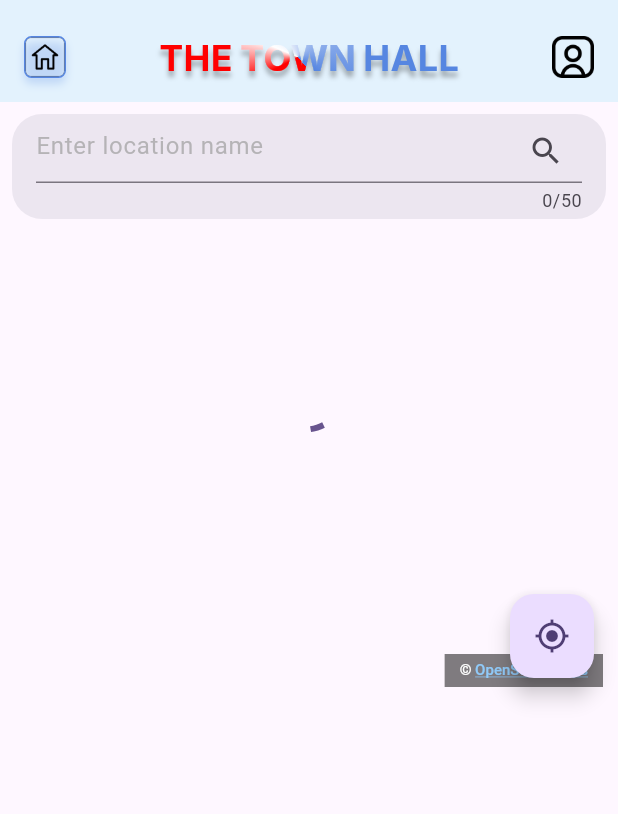
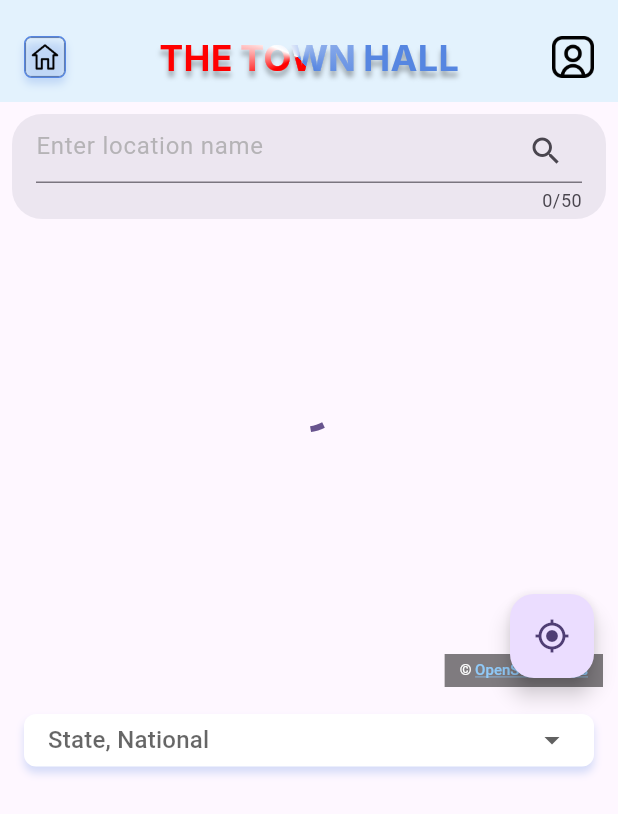
Before and after one commit to XtraIce/the_town_hall, a Flutter app: the screen it shows after launch, on a phone screen of 412 x 824 dp. Shown: the top 814 px of the screen. Run offline on Flutter 3.47's test engine with Material 3 defaults, Android fonts, the phone set to English and light mode, and no system bars; our stand-ins replace flutter_map, geocoding, geolocator, latlong2; Roboto replaces fonts that are missing (Inter).

Commit message:
Added filterbar for representatives

```diff
--- a/lib/pages/home.dart
+++ b/lib/pages/home.dart
@@ -5,10 +5,18 @@ import 'package:provider/provider.dart';
 import 'package:the_town_hall/widgets/gpsmap.dart';
 import 'package:the_town_hall/widgets/location_provider.dart';
 import 'package:the_town_hall/widgets/locationsearch.dart';
+import 'package:the_town_hall/widgets/filter_bar.dart';
 
 class HomePage extends StatefulWidget {
   const HomePage({super.key});
 
+  Map<String, bool> get _repFilters => {
+        'Local': false,
+        'City': false,
+        'County': false,
+        'State': true,
+        'National': true,
+      };
   @override
   State<HomePage> createState() => _HomePageState();
 }
@@ -20,7 +28,49 @@ class _HomePageState extends State<HomePage> {
       body: ListView(
         children: [
           titleBar(),
-          ChangeNotifierProvider(create: (context) => LocationNotifier(),
+          mapAndSearch(),
+          representativeFilterBar()
+        ],
+      ),
+    );
+  }
+
+  Container representativeFilterBar() {
+    return Container(
+          width: 402,
+          height: 377,
+          padding: const EdgeInsets.symmetric(horizontal: 16, vertical: 8),
+          child: Column(
+            mainAxisSize: MainAxisSize.min,
+            mainAxisAlignment: MainAxisAlignment.start,
+            crossAxisAlignment: CrossAxisAlignment.center,
+            spacing: 5,
+            children: [
+              Container(
+                width: double.infinity,
+                height: 35,
+                padding: EdgeInsets.symmetric(horizontal: 16),
+                decoration: BoxDecoration(color: Colors.white,
+                  borderRadius: BorderRadius.circular(8),
+                  boxShadow: [
+                    BoxShadow(
+                      color: Color(0x3F5686E1),
+                      blurRadius: 4,
+                      offset: Offset(0, 4),
+                      spreadRadius: 0,
+                    ),
+                  ],
+                ),
+                child: FilterBar(filters: widget._repFilters)
+              ),
+            ],
+          ),
+        );
+  }
+
+  ChangeNotifierProvider<LocationNotifier> mapAndSearch() {
+    return ChangeNotifierProvider(
+          create: (context) => LocationNotifier(),
           child: Column(
             children: [
               Stack(
@@ -37,9 +87,6 @@ class _HomePageState extends State<HomePage> {
               ),
             ],
           ),
-          ),
-        ],
-      ),
         );
   }
 
@@ -52,11 +99,7 @@ class _HomePageState extends State<HomePage> {
         mainAxisSize: MainAxisSize.min,
         mainAxisAlignment: MainAxisAlignment.spaceBetween,
         crossAxisAlignment: CrossAxisAlignment.center,
-            children: [
-              menuButton(),
-              Flexible(child: townHallName()),
-              userIcon(),
-            ],
+        children: [menuButton(), Flexible(child: townHallName()), userIcon()],
       ),
     );
   }
@@ -93,10 +136,7 @@ class _HomePageState extends State<HomePage> {
                         child: Row(
                           mainAxisAlignment: MainAxisAlignment.start,
                           spacing: 8,
-                                    children: [
-                                      gpsIcon(),
-                                      gpsTextBox(),
-                                    ],
+                          children: [gpsIcon(), gpsTextBox()],
                         ),
                       ),
                     ),
@@ -131,9 +171,7 @@ class _HomePageState extends State<HomePage> {
               mainAxisSize: MainAxisSize.min,
               mainAxisAlignment: MainAxisAlignment.center,
               crossAxisAlignment: CrossAxisAlignment.center,
-                  children: [
-                    searchIcon(),
-                  ],
+              children: [searchIcon()],
             ),
           ),
         ],
@@ -152,11 +190,7 @@ class _HomePageState extends State<HomePage> {
           SizedBox(
             width: 24,
             height: 24,
-                          child: Stack(
-                            children: [
-                              Icon(Icons.search),
-                            ],
-                          ),
+            child: Stack(children: [Icon(Icons.search)]),
           ),
         ],
       ),
@@ -243,8 +277,13 @@ class _HomePageState extends State<HomePage> {
             ),
           ),
           ShaderMask(
-            shaderCallback: (bounds) => SweepGradient(
-              colors: [Color(0xFFFF0000), Color(0xFFFFFFFF), Color(0xFF5686E1)],
+            shaderCallback:
+                (bounds) => SweepGradient(
+                  colors: [
+                    Color(0xFFFF0000),
+                    Color(0xFFFFFFFF),
+                    Color(0xFF5686E1),
+                  ],
                   stops: [0.28, 0.42, 0.96],
                   transform: GradientRotation(0.90),
                 ).createShader(bounds),
@@ -305,10 +344,7 @@ class _HomePageState extends State<HomePage> {
           fit: BoxFit.contain,
         ),
         shape: RoundedRectangleBorder(
-          side: BorderSide(
-            width: 1,
-            color: const Color(0xFF5686E1),
-          ),
+          side: BorderSide(width: 1, color: const Color(0xFF5686E1)),
           borderRadius: BorderRadius.circular(5),
         ),
         shadows: [
--- /dev/null
+++ b/lib/widgets/filter_bar.dart
@@ -0,0 +1,69 @@
+import 'package:flutter/material.dart';
+
+class FilterBar extends StatefulWidget {
+  final Map<String, bool> filters;
+  const FilterBar({super.key, required this.filters});
+
+  @override
+  State<FilterBar> createState() => _FilterBarState();
+}
+
+class _FilterBarState extends State<FilterBar> {
+  late Map<String, bool> filters;
+
+  @override
+  void initState() {
+    super.initState();
+    filters = Map<String, bool>.from(widget.filters);
+  }
+
+  String getSelectedFiltersText() {
+    final selectedFilters = filters.entries
+        .where((entry) => entry.value)
+        .map((entry) => entry.key)
+        .toList();
+    return selectedFilters.isEmpty ? "Select filters" : selectedFilters.join(', ');
+  }
+
+  @override
+  Widget build(BuildContext context) {
+    return DropdownButtonHideUnderline(
+      child: DropdownButton<String>(
+        isExpanded: true,
+        value: null,
+        hint: Text(getSelectedFiltersText()),
+        items: filters.keys.map((filter) {
+          return DropdownMenuItem<String>(
+            value: filter,
+            child: StatefulBuilder(
+              builder: (context, setState) {
+                return Row(
+                  mainAxisAlignment: MainAxisAlignment.spaceBetween,
+                  children: [
+                    Text(
+                      filter,
+                      style: const TextStyle(
+                        fontSize: 12,
+                        fontWeight: FontWeight.w400,
+                      ),
+                    ),
+                    Checkbox(
+                      value: filters[filter],
+                      onChanged: (bool? value) {
+                        setState(() {
+                          filters[filter] = value ?? false;
+                        });
+                        this.setState(() {}); // Update parent state
+                      },
+                    ),
+                  ],
+                );
+              },
+            ),
+          );
+        }).toList(),
+        onChanged: (_) {},
+      ),
+    );
+  }
+}
--- a/lib/widgets/gpsmap.dart
+++ b/lib/widgets/gpsmap.dart
@@ -34,14 +34,20 @@ class _GpsMapState extends State<GpsMap> {
     setState(() {
       _currentLocation = _gpsLocation;
       _isGps = true;
-        print('Gps location: ${_gpsLocation!.latitude}, ${_gpsLocation!.longitude}');
+      print(
+        'Gps location: ${_gpsLocation!.latitude}, ${_gpsLocation!.longitude}',
+      );
     });
 
-      if(_currentLocation != null) {
-
+    if (_currentLocation != null) {
       WidgetsBinding.instance.addPostFrameCallback((_) {
-          _mapController.move(_currentLocation!, 13.0); // Move the map to the current location
-          print('Current location: ${_currentLocation!.latitude}, ${_currentLocation!.longitude}');
+        _mapController.move(
+          _currentLocation!,
+          13.0,
+        ); // Move the map to the current location
+        print(
+          'Current location: ${_currentLocation!.latitude}, ${_currentLocation!.longitude}',
+        );
       });
     } else {
       print('Failed to get current location');
@@ -54,18 +60,18 @@ class _GpsMapState extends State<GpsMap> {
 
     return Consumer<LocationNotifier>(
       builder: (context, locationNotifier, child) {
-      if (!_isGps)
-      {
+        if (!_isGps) {
           final searchedLocation = locationNotifier.searchedLocation;
           if (searchedLocation != null) {
             _currentLocation = searchedLocation;
-        print("updated current location with searched location: ${searchedLocation.latitude}, ${searchedLocation.longitude}");
+            print(
+              "updated current location with searched location: ${searchedLocation.latitude}, ${searchedLocation.longitude}",
+            );
             WidgetsBinding.instance.addPostFrameCallback((_) {
               _mapController.move(searchedLocation, initialZoom);
             });
           }
-      }
-      else {
+        } else {
           _isGps = false;
         }
         return Scaffold(
@@ -76,19 +82,23 @@ class _GpsMapState extends State<GpsMap> {
                   : FlutterMap(
                     mapController: _mapController,
                     options: MapOptions(
-              initialCenter: _currentLocation!, // Use the current location if available
+                      initialCenter:
+                          _currentLocation!, // Use the current location if available
                       initialZoom: initialZoom, // higher number = more zoom
                       maxZoom: 20,
                       minZoom: 2,
                       interactionOptions: InteractionOptions(
-          flags: InteractiveFlag.all),
+                        flags: InteractiveFlag.all,
+                      ),
                     ),
                     children: [
                       TileLayer(
-          urlTemplate: 'https://tile.openstreetmap.org/{z}/{x}/{y}.png',
+                        urlTemplate:
+                            'https://tile.openstreetmap.org/{z}/{x}/{y}.png',
                         userAgentPackageName: 'com.example.theTownHall',
                       ),
-              MarkerLayer(markers: [
+                      MarkerLayer(
+                        markers: [
                           Marker(
                             point: _currentLocation!,
                             width: 80,
@@ -99,17 +109,22 @@ class _GpsMapState extends State<GpsMap> {
                                 alignment: Alignment.topCenter,
                                 fit: StackFit.expand,
                                 children: [
-              Icon(Icons.location_pin,
+                                  Icon(
+                                    Icons.location_pin,
                                     color: Colors.blue,
                                     size: 40,
                                   ),
-              Icon(Icons.person,
+                                  Icon(
+                                    Icons.person,
                                     color: Colors.white,
-              size: 30)
-            ]
-            )),
+                                    size: 30,
                                   ),
-              ]),
+                                ],
+                              ),
+                            ),
+                          ),
+                        ],
+                      ),
                     ],
                   ),
               Positioned(
@@ -117,11 +132,18 @@ class _GpsMapState extends State<GpsMap> {
                 right: 10,
                 child: Container(
                   color: Colors.black.withOpacity(0.5),
-            padding: const EdgeInsets.symmetric(vertical: 5, horizontal: 10),
+                  padding: const EdgeInsets.symmetric(
+                    vertical: 5,
+                    horizontal: 10,
+                  ),
                   child: RichText(
                     text: TextSpan(
                       text: '© ',
-              style: const TextStyle(color: Colors.white, fontSize: 10, fontWeight: FontWeight.w500),
+                      style: const TextStyle(
+                        color: Colors.white,
+                        fontSize: 10,
+                        fontWeight: FontWeight.w500,
+                      ),
                       children: [
                         TextSpan(
                           text: 'OpenStreetMaps',
@@ -129,9 +151,14 @@ class _GpsMapState extends State<GpsMap> {
                             color: Colors.blue[200],
                             decoration: TextDecoration.underline,
                           ),
-          recognizer: TapGestureRecognizer()
+                          recognizer:
+                              TapGestureRecognizer()
                                 ..onTap = () {
-            launchUrl(Uri.parse('https://www.openstreetmap.org/copyright'));
+                                  launchUrl(
+                                    Uri.parse(
+                                      'https://www.openstreetmap.org/copyright',
+                                    ),
+                                  );
                                 },
                         ),
                       ],
@@ -141,10 +168,9 @@ class _GpsMapState extends State<GpsMap> {
               ),
             ],
           ),
-        floatingActionButton:
-        FloatingActionButton(
+          floatingActionButton: FloatingActionButton(
             onPressed: _getCurrentLocation,
-          child: Icon(Icons.my_location)
+            child: Icon(Icons.my_location),
           ),
         );
       },
```
Also changed, not shown: lib/main.dart (line endings or trailing spaces), lib/widgets/location_provider.dart (line endings or trailing spaces). Lines whose indentation alone changed are shown as unchanged.
